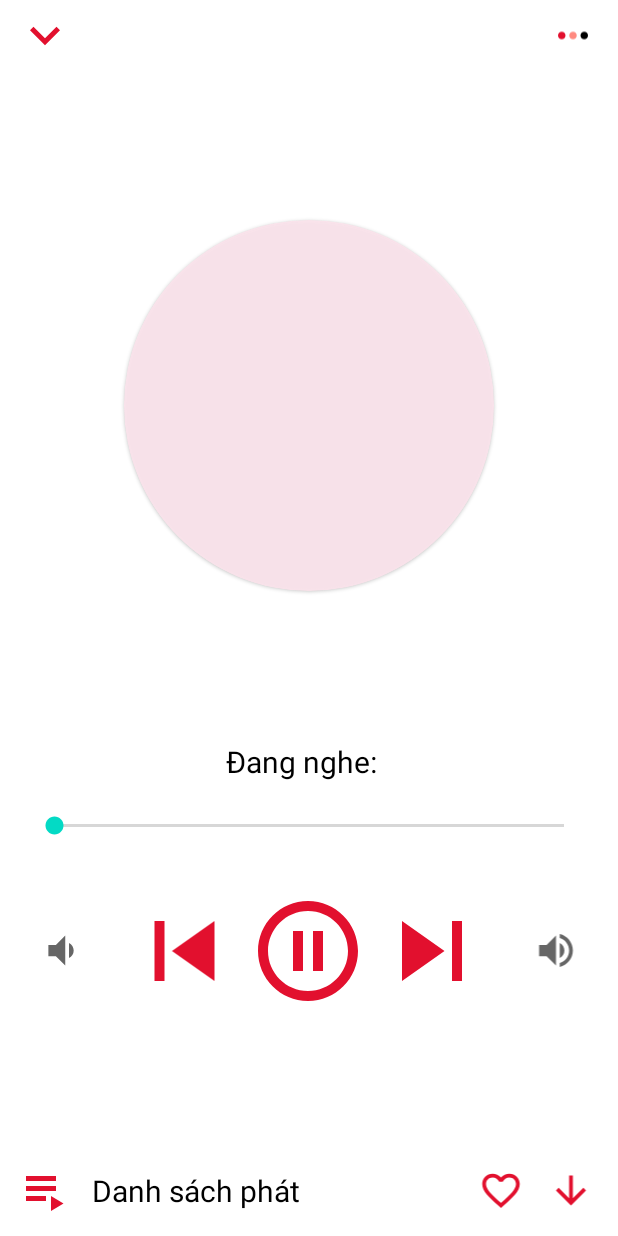
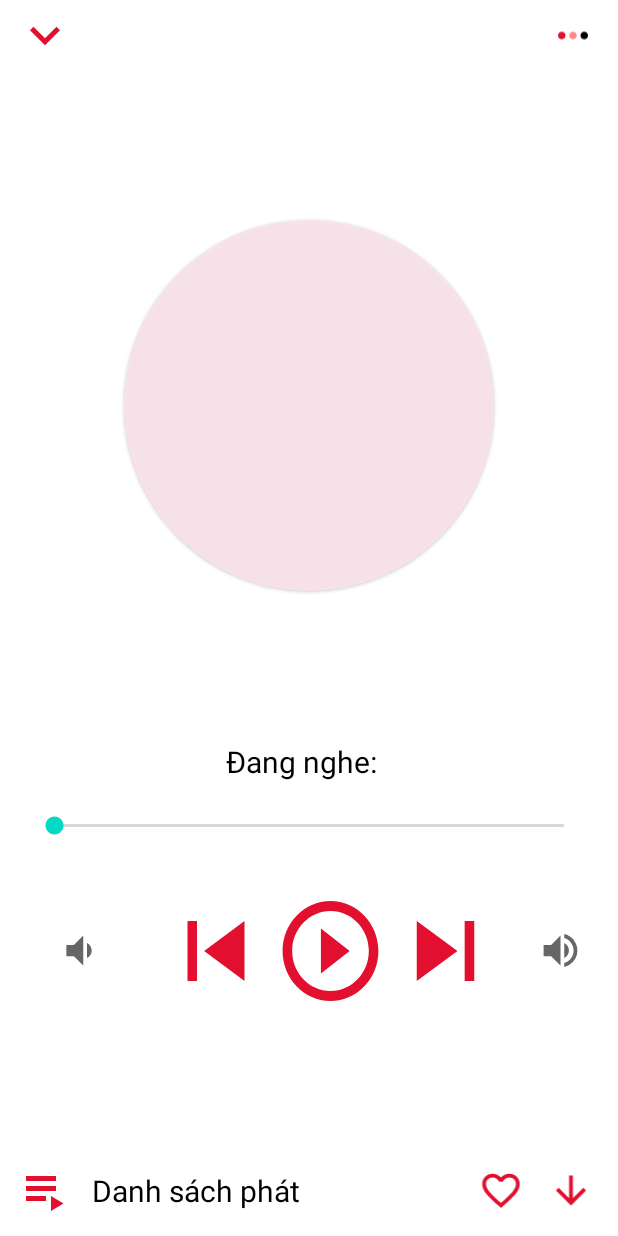
Before and after one commit to phong016688/app-music, an Android app: the fragment PlayFragment shown on its own in the app's theme, on a phone screen of 412 x 824 dp. Run offline under Robolectric (Android 15) with nearby library versions, the phone set to English and light mode, and no system bars; network calls fail.

Commit message:
event play music

```diff
--- a/app/src/main/java/com/example/sunmusic/utils/Constant.kt
+++ b/app/src/main/java/com/example/sunmusic/utils/Constant.kt
@@ -3,6 +3,7 @@ package com.example.sunmusic.utils
 import com.example.sunmusic.BuildConfig
 
 object Constant {
+    const val NO_EXIT = -1
     const val BASE_URL = BuildConfig.BASE_URL
     const val API_KEY = BuildConfig.API_KEY
     const val CONNECT_TIME_OUT = 10000
--- a/app/src/main/java/com/example/sunmusic/utils/musicplayer/StateMusic.kt
+++ b/app/src/main/java/com/example/sunmusic/utils/musicplayer/StateMusic.kt
@@ -1,6 +1,7 @@
 package com.example.sunmusic.utils.musicplayer
 
 enum class StateMusic {
+    ERROR,
     PREPARING,
     STARTED,
     STOP,
--- a/app/src/main/res/layout/layout_bind_music.xml
+++ b/app/src/main/res/layout/layout_bind_music.xml
@@ -71,46 +71,42 @@
         app:layout_constraintStart_toStartOf="parent"
         app:layout_constraintTop_toBottomOf="@id/endTimeTextView">
 
-        <ImageView
+        <androidx.appcompat.widget.AppCompatImageView
             android:id="@+id/downVolumeImageView"
-            android:layout_width="0dp"
+            android:layout_width="@dimen/dp_30"
             android:layout_height="@dimen/dp_30"
             android:layout_gravity="center"
             android:layout_weight="1"
-            android:src="@drawable/ic_baseline_volume_down_24"
-            tools:ignore="ContentDescription" />
+            android:src="@drawable/ic_baseline_volume_down_24" />
 
-        <ImageView
+        <com.google.android.material.button.MaterialButton
             android:id="@+id/backImageView"
             android:layout_width="0dp"
             android:layout_height="@dimen/dp_80"
             android:layout_weight="1"
-            android:src="@drawable/ic_baseline_skip_previous_24"
-            tools:ignore="ContentDescription" />
+            android:background="@drawable/ic_baseline_skip_previous_24" />
 
-        <ImageView
+        <com.google.android.material.button.MaterialButton
             android:id="@+id/playImageView"
             android:layout_width="0dp"
             android:layout_height="@dimen/dp_80"
             android:layout_weight="1"
-            android:src="@drawable/ic_baseline_pause_circle_outline_24"
-            tools:ignore="ContentDescription" />
+            android:background="@drawable/ic_baseline_play_circle_outline_24" />
 
-        <ImageView
+        <com.google.android.material.button.MaterialButton
             android:id="@+id/nextImageView"
             android:layout_width="0dp"
             android:layout_height="@dimen/dp_80"
             android:layout_weight="1"
-            android:src="@drawable/ic_baseline_skip_next_24"
-            tools:ignore="ContentDescription" />
+            android:background="@drawable/ic_baseline_skip_next_24" />
 
-        <ImageView
+        <androidx.appcompat.widget.AppCompatImageView
             android:id="@+id/upVolumeImageView"
             android:layout_width="0dp"
             android:layout_height="@dimen/dp_30"
             android:layout_gravity="center"
             android:layout_weight="1"
-            android:src="@drawable/ic_baseline_volume_up_24"
-            tools:ignore="ContentDescription" />
+            android:backgroundTint="@android:color/white"
+            android:src="@drawable/ic_baseline_volume_up_24" />
     </LinearLayout>
 </androidx.constraintlayout.widget.ConstraintLayout>
```
Also changed, not shown: app/src/main/java/com/example/sunmusic/screen/play/PlayFragment.kt (+33 -21 lines), app/src/main/java/com/example/sunmusic/utils/musicplayer/MusicMediaPlayer.kt (+21 -23 lines), app/src/main/res/drawable/ic_baseline_favorite_24.xml (added, +10 -0 lines).
